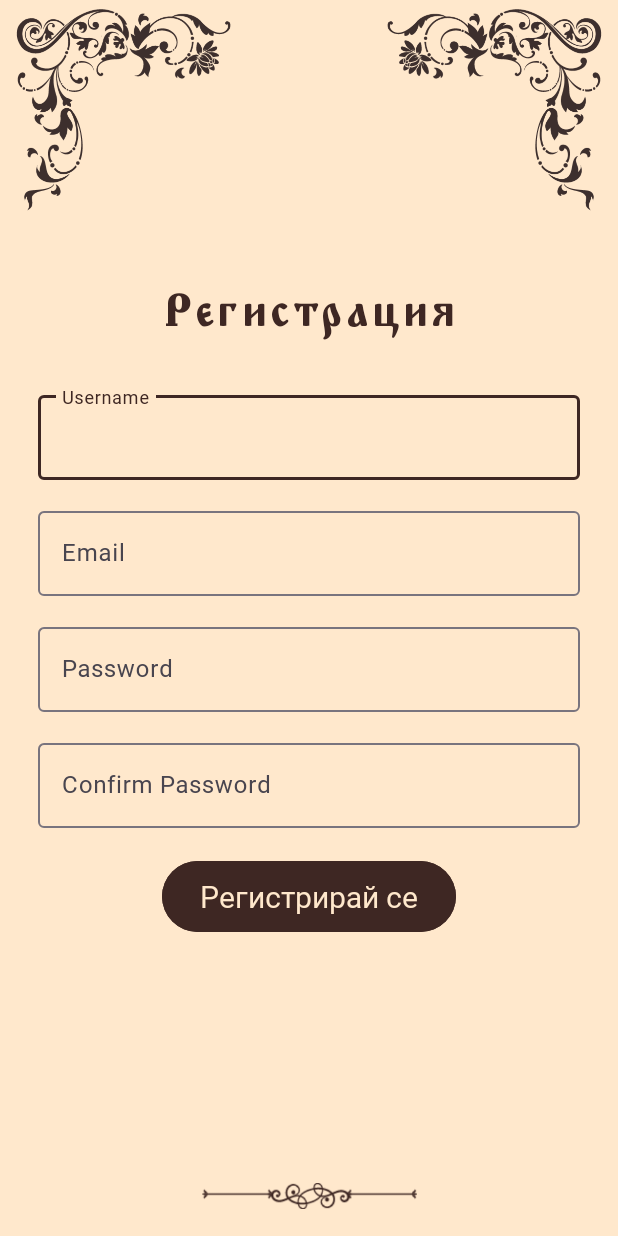
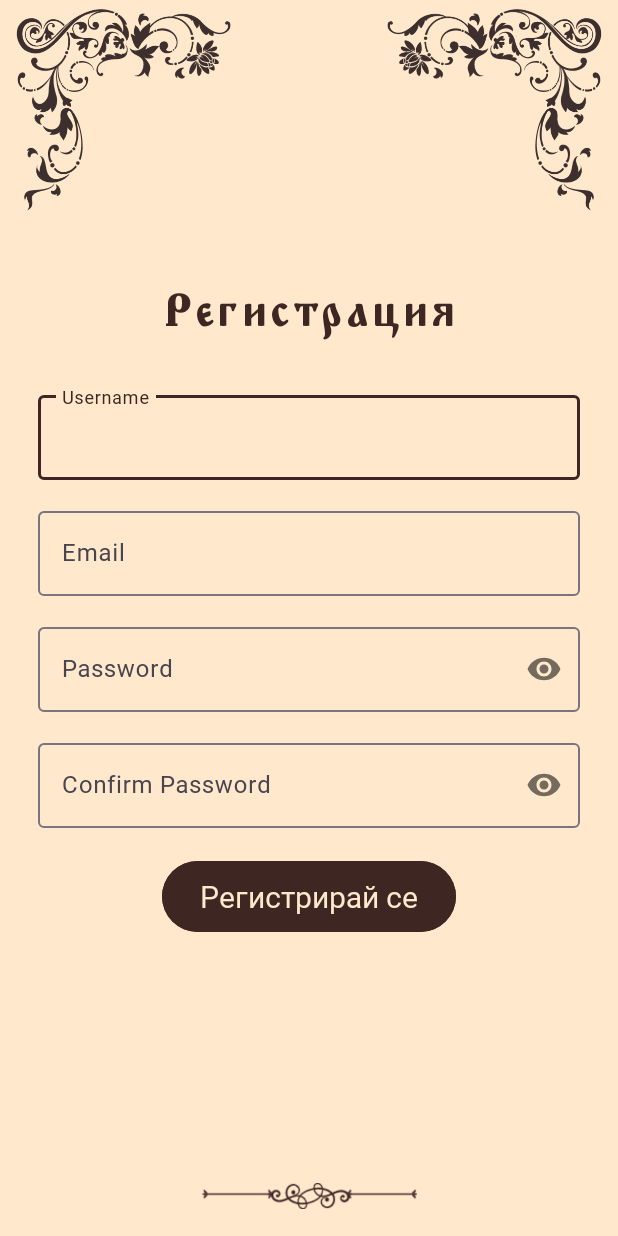
Before and after one commit to IvoKara/The-Forgotten-Bulgarian, an Android app: the RegisterActivity screen opened directly, with no data from a screen before it, on a phone screen of 412 x 824 dp. Run offline under Robolectric (Android 15) with nearby library versions, the phone set to English and light mode, and no system bars; our stand-ins replace data binding.

Commit message:
Password visibility toggle

```diff
--- a/app/src/main/res/layout/activity_login.xml
+++ b/app/src/main/res/layout/activity_login.xml
@@ -109,13 +109,15 @@
                         android:layout_marginTop="15dp"
                         app:layout_constraintEnd_toEndOf="parent"
                         app:layout_constraintStart_toStartOf="parent"
-                        app:layout_constraintTop_toBottomOf="@+id/login_email_layout">
+                        app:layout_constraintTop_toBottomOf="@+id/login_email_layout"
+                        app:passwordToggleEnabled="true">
 
                         <com.google.android.material.textfield.TextInputEditText
                             android:id="@+id/login_password"
                             android:layout_width="match_parent"
                             android:layout_height="wrap_content"
-                            android:hint="@string/password" />
+                            android:hint="@string/password"
+                            android:inputType="textPassword" />
                     </com.google.android.material.textfield.TextInputLayout>
 
                 </androidx.constraintlayout.widget.ConstraintLayout>
--- a/app/src/main/res/layout/activity_register.xml
+++ b/app/src/main/res/layout/activity_register.xml
@@ -117,13 +117,15 @@
                         android:layout_marginTop="15dp"
                         app:layout_constraintEnd_toEndOf="parent"
                         app:layout_constraintStart_toStartOf="parent"
-                        app:layout_constraintTop_toBottomOf="@+id/register_email_layout">
+                        app:layout_constraintTop_toBottomOf="@+id/register_email_layout"
+                        app:passwordToggleEnabled="true">
 
                         <com.google.android.material.textfield.TextInputEditText
                             android:id="@+id/register_password"
                             android:layout_width="match_parent"
                             android:layout_height="wrap_content"
-                            android:hint="@string/password" />
+                            android:hint="@string/password"
+                            android:inputType="textPassword" />
                     </com.google.android.material.textfield.TextInputLayout>
 
                     <com.google.android.material.textfield.TextInputLayout
@@ -133,13 +135,15 @@
                         android:layout_marginTop="15dp"
                         app:layout_constraintEnd_toEndOf="parent"
                         app:layout_constraintStart_toStartOf="parent"
-                        app:layout_constraintTop_toBottomOf="@+id/register_password_layout">
+                        app:layout_constraintTop_toBottomOf="@+id/register_password_layout"
+                        app:passwordToggleEnabled="true">
 
                         <com.google.android.material.textfield.TextInputEditText
                             android:id="@+id/register_confirm_password"
                             android:layout_width="match_parent"
                             android:layout_height="wrap_content"
-                            android:hint="@string/confirm_password" />
+                            android:hint="@string/confirm_password"
+                            android:inputType="textPassword" />
                     </com.google.android.material.textfield.TextInputLayout>
 
                 </androidx.constraintlayout.widget.ConstraintLayout>
```
